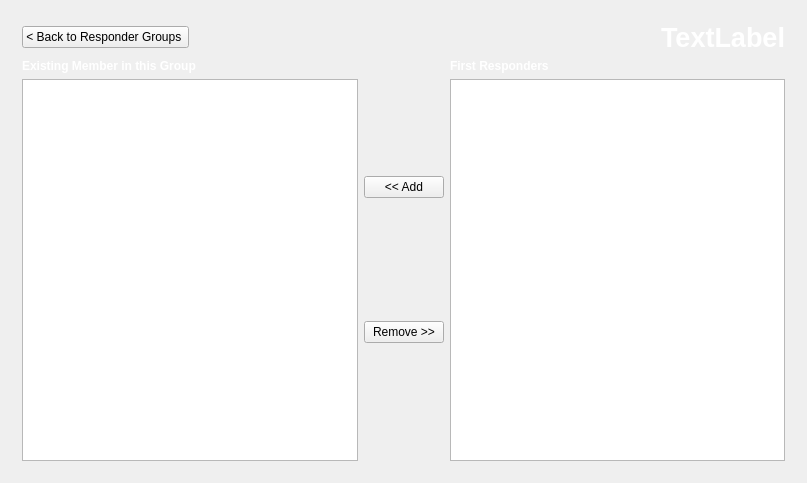
Qt form gui/mainwindow.ui (XinChen96/Emergency-Response-System) before a commit.
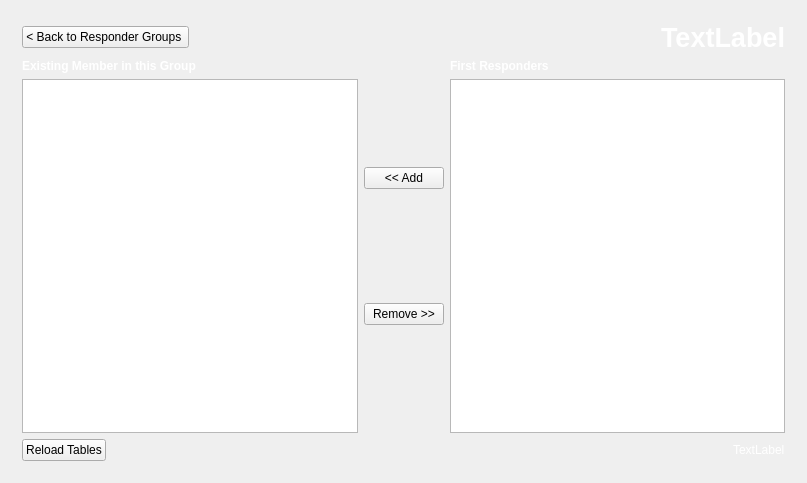
The same form after that commit. Icons and pictures are not drawn.

Commit message: Solved conflicts where one group has multiple users and one user is assigned to multiple group. Updated group member page and function to display more user information

```diff
--- a/gui/mainwindow.ui
+++ b/gui/mainwindow.ui
@@ -859,6 +859,45 @@
           </item>
          </layout>
         </item>
+        <item>
+         <layout class="QHBoxLayout" name="horizontalLayout_3">
+          <item>
+           <widget class="QPushButton" name="reloadMember">
+            <property name="text">
+             <string>Reload Tables</string>
+            </property>
+           </widget>
+          </item>
+          <item>
+           <spacer name="horizontalSpacer_9">
+            <property name="orientation">
+             <enum>Qt::Horizontal</enum>
+            </property>
+            <property name="sizeHint" stdset="0">
+             <size>
+              <width>40</width>
+              <height>20</height>
+             </size>
+            </property>
+           </spacer>
+          </item>
+          <item>
+           <widget class="QLabel" name="alertMember">
+            <property name="font">
+             <font>
+              <family>Helvetica</family>
+             </font>
+            </property>
+            <property name="styleSheet">
+             <string notr="true">color: white;</string>
+            </property>
+            <property name="text">
+             <string>TextLabel</string>
+            </property>
+           </widget>
+          </item>
+         </layout>
+        </item>
        </layout>
       </widget>
       <widget class="QWidget" name="responderGroups">
```
Left out of the diff: 4 changed lines with no effect on the pictures. The commit also changes 2 other files.
